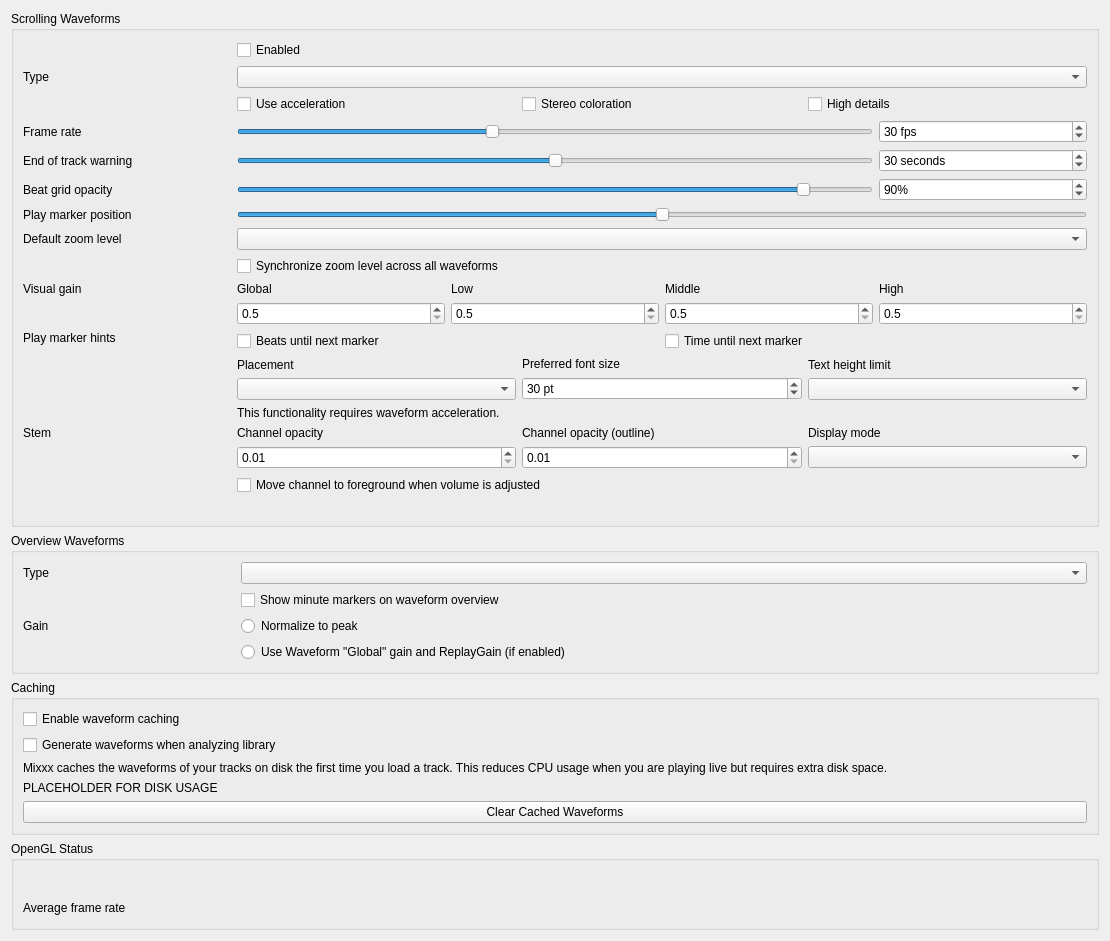
Qt form src/preferences/dialog/dlgprefwaveformdlg.ui (loopcreativeandy/mixxx-custom) before a commit.
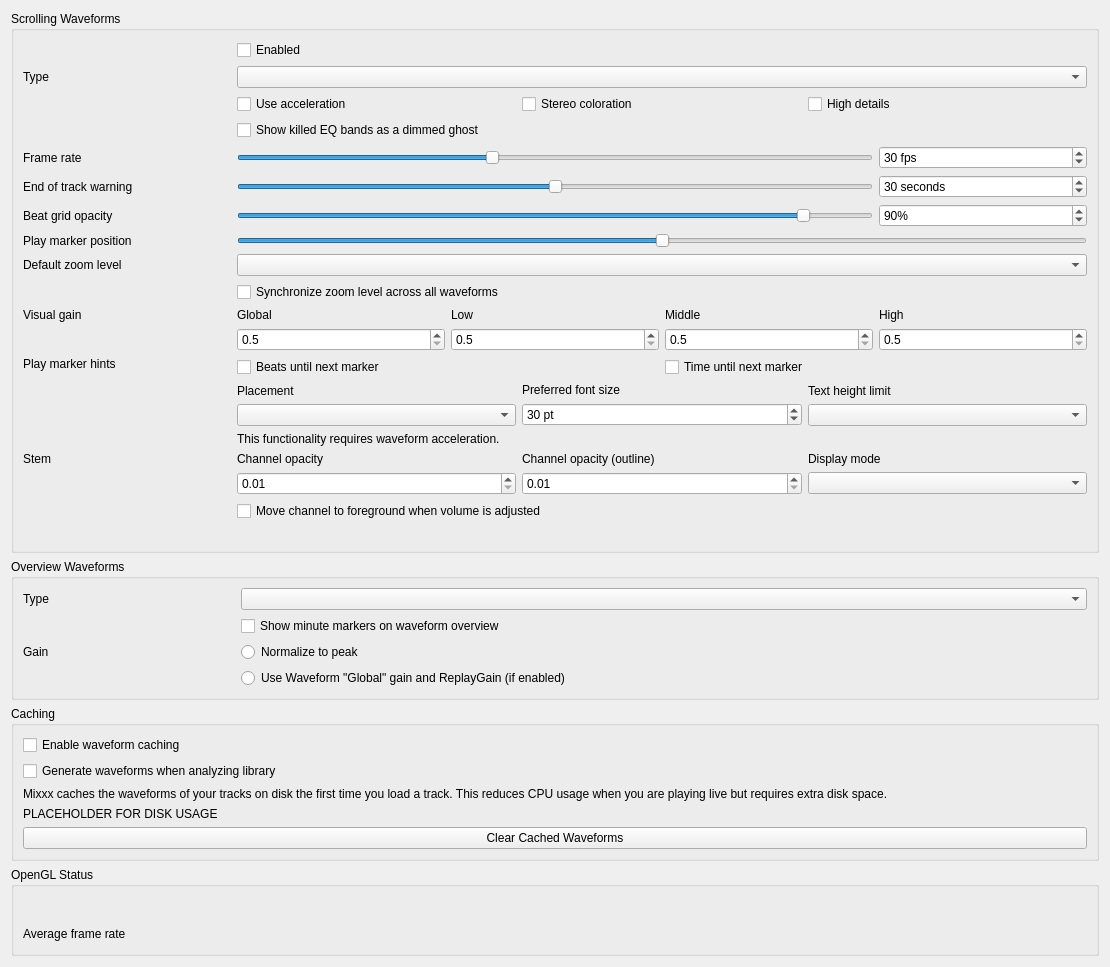
The same form after that commit.

Commit message: CP84: killed EQ bands leave a dimmed ghost of the waveform behind

Patch:
```diff
--- a/src/preferences/dialog/dlgprefwaveformdlg.ui
+++ b/src/preferences/dialog/dlgprefwaveformdlg.ui
@@ -87,6 +87,17 @@
       </layout>
      </item>
 
+     <item row="3" column="1" colspan="4">
+      <widget class="QCheckBox" name="eqGhostWaveformCheckBox">
+       <property name="toolTip">
+        <string>Keep a dimmed backdrop of what the waveform would look like with the EQ knobs up, so a killed band leaves a visible trace instead of a blank gap.</string>
+       </property>
+       <property name="text">
+        <string>Show killed EQ bands as a dimmed ghost</string>
+       </property>
+      </widget>
+     </item>
+
      <item row="4" column="0">
       <widget class="QLabel" name="frameRateLabel">
        <property name="text">
```
Left out of the diff: 1 changed line with no effect on the pictures. The commit also changes 8 other files.
